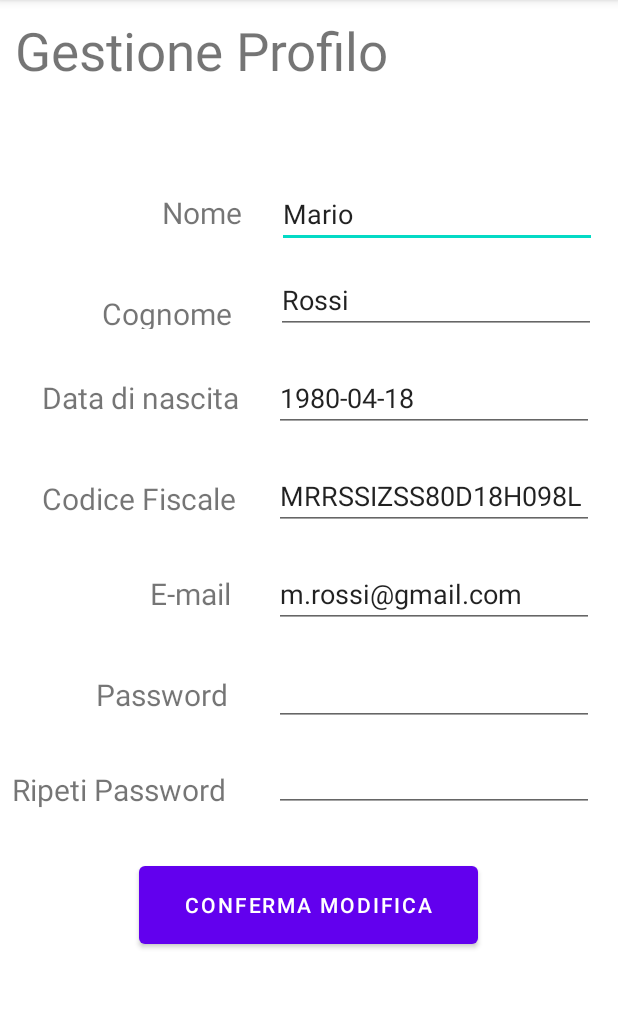
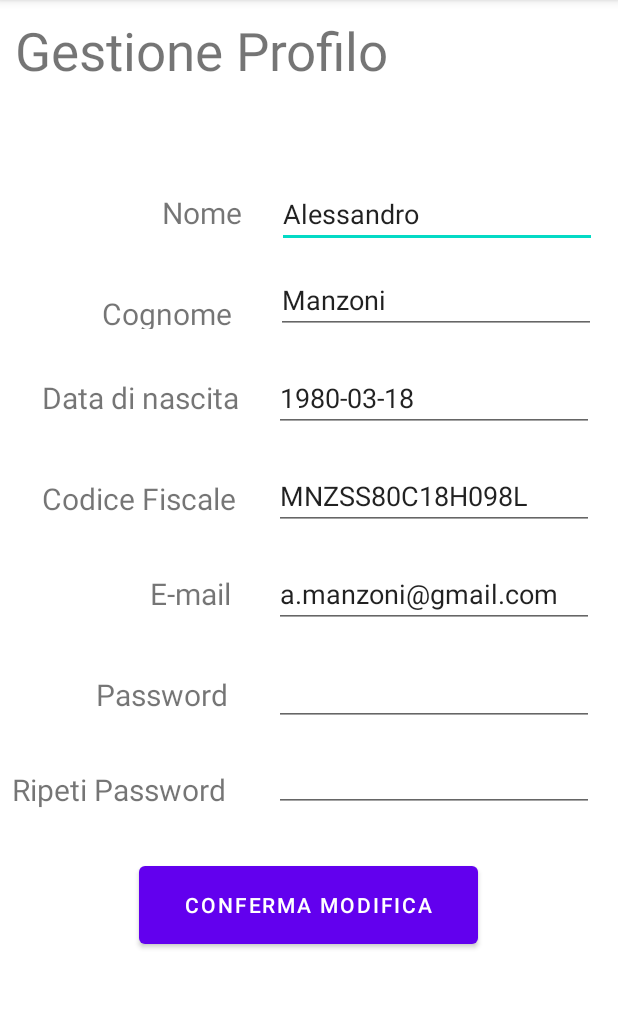
Before and after one commit to mattiange/EProject, an Android app: the screen it shows after launch (GestioneProfiloActivity), in the options menu, after a tap on "Gestione Profilo", on a phone screen of 412 x 824 dp, the part 84-1093 px from its top. Run offline under Robolectric (Android 15) with nearby library versions, the phone set to English and light mode, and no system bars; our stand-ins replace navigation-ui; libraries missing offline, so code that uses them is left out: com.journeyapps.barcodescanner.

Commit message:
aggiunte email di test per login diretta

```diff
--- a/app/src/main/java/it/sms/eproject/activity/login_e_registrazione/LoginActivity.java
+++ b/app/src/main/java/it/sms/eproject/activity/login_e_registrazione/LoginActivity.java
@@ -55,8 +55,9 @@ public class LoginActivity extends AppCompatActivity {
         buttonRegister.setOnClickListener(v -> startActivity(new Intent(LoginActivity.this, RegistrazioneActivity.class)));
 
         /*SOLO PER TEST (LOGIN DIRETTA)*/
-        //Guida
-        email = "m.rossi@gmail.com";
+        //email = "m.angelillo@gmail.com";//Curatore
+        //email = "m.rossi@gmail.com";//Guida
+        email = "a.manzoni@gmail.com";//Visitatore
         password = "test";
         Utente u;
         if((u = new DbManager(this).login(email, password)) != null){
```
